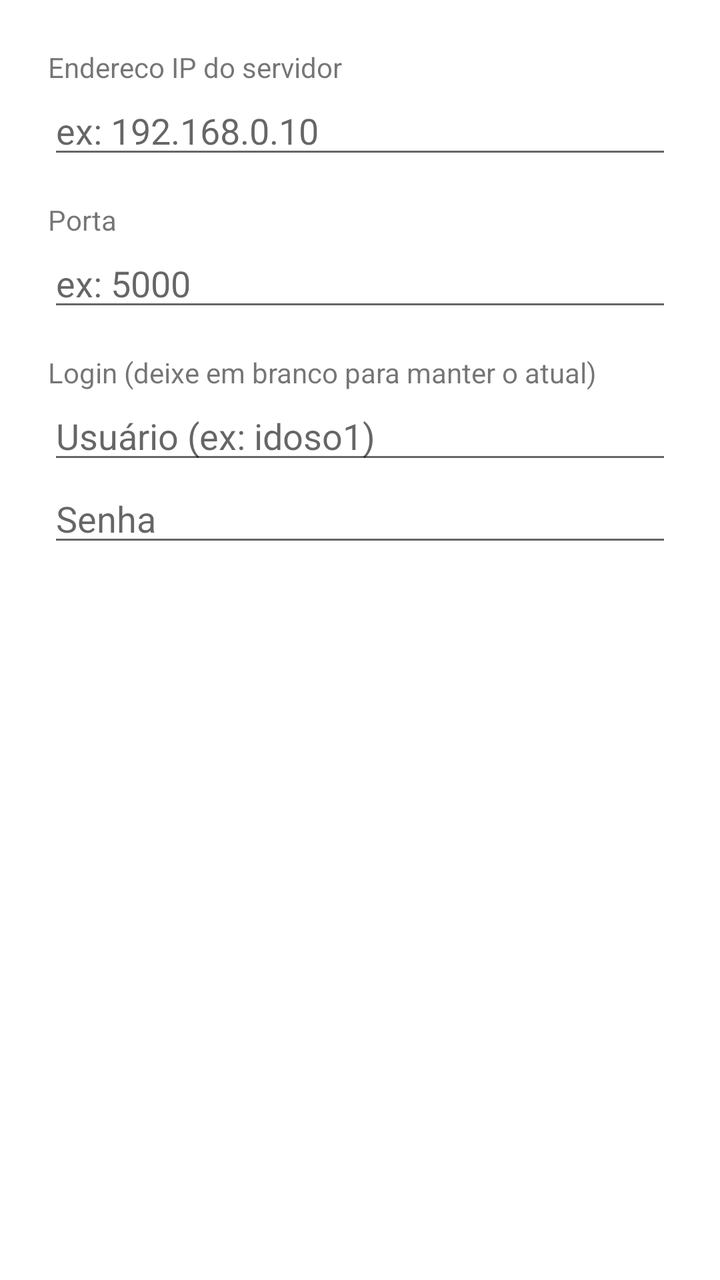
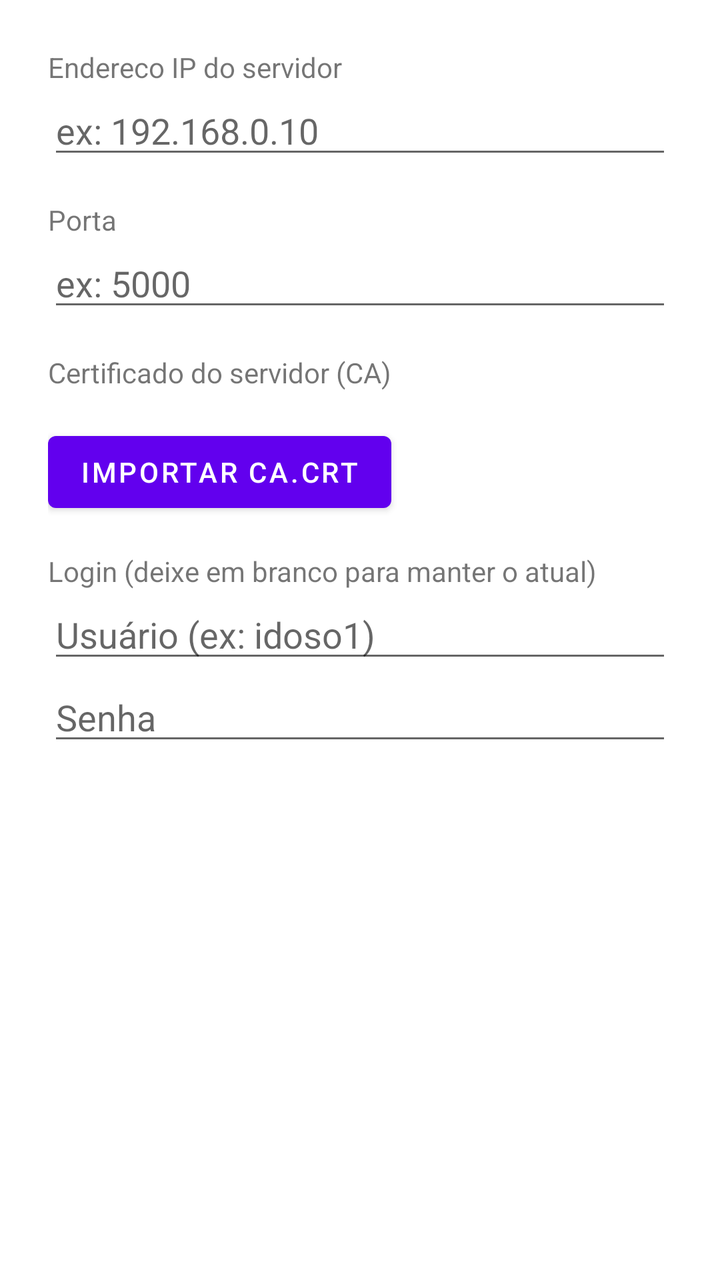

Two renders of the same Android screen: before a commit and after it. Below are the layout's source before the change and the commit's diff.
<!-- AndroidManifest.xml: application theme Theme.SensorApp -->
<!-- res/layout/dialog_socket.xml -->
<?xml version="1.0" encoding="utf-8"?>
<LinearLayout xmlns:android="http://schemas.android.com/apk/res/android"
    android:layout_width="match_parent"
    android:layout_height="wrap_content"
    android:orientation="vertical"
    android:padding="24dp">

    <TextView
        android:layout_width="wrap_content"
        android:layout_height="wrap_content"
        android:text="Endereco IP do servidor"
        android:textSize="14sp" />

    <EditText
        android:id="@+id/etIp"
        android:layout_width="match_parent"
        android:layout_height="wrap_content"
        android:hint="ex: 192.168.0.10"
        android:inputType="text"
        android:layout_marginBottom="16dp" />

    <TextView
        android:layout_width="wrap_content"
        android:layout_height="wrap_content"
        android:text="Porta"
        android:textSize="14sp" />

    <EditText
        android:id="@+id/etPorta"
        android:layout_width="match_parent"
        android:layout_height="wrap_content"
        android:hint="ex: 5000"
        android:inputType="number"
        android:layout_marginBottom="16dp" />

    <TextView
        android:layout_width="wrap_content"
        android:layout_height="wrap_content"
        android:text="Login (deixe em branco para manter o atual)"
        android:textSize="14sp" />

    <EditText
        android:id="@+id/etUsuario"
        android:layout_width="match_parent"
        android:layout_height="wrap_content"
        android:hint="Usuário (ex: idoso1)"
        android:inputType="text"
        android:autofillHints="username" />

    <EditText
        android:id="@+id/etSenha"
        android:layout_width="match_parent"
        android:layout_height="wrap_content"
        android:hint="Senha"
        android:inputType="textPassword"
        android:autofillHints="password" />

</LinearLayout>
<!-- resources referenced by this layout -->
<resources>
  <style name="Theme.SensorApp" parent="Theme.MaterialComponents.DayNight.NoActionBar" />
</resources>

<!-- the commit's change to res/layout/dialog_socket.xml (unified diff, before → after) -->
@@ -33,6 +33,26 @@
         android:inputType="number"
         android:layout_marginBottom="16dp" />
 
+    
+    <TextView
+        android:layout_width="wrap_content"
+        android:layout_height="wrap_content"
+        android:text="Certificado do servidor (CA)"
+        android:textSize="14sp" />
+
+    <TextView
+        android:id="@+id/tvCa"
+        android:layout_width="match_parent"
+        android:layout_height="wrap_content"
+        android:textSize="12sp" />
+
+    <Button
+        android:id="@+id/btnImportarCa"
+        android:layout_width="wrap_content"
+        android:layout_height="wrap_content"
+        android:text="Importar ca.crt"
+        android:layout_marginBottom="16dp" />
+
     <TextView
         android:layout_width="wrap_content"
         android:layout_height="wrap_content"
